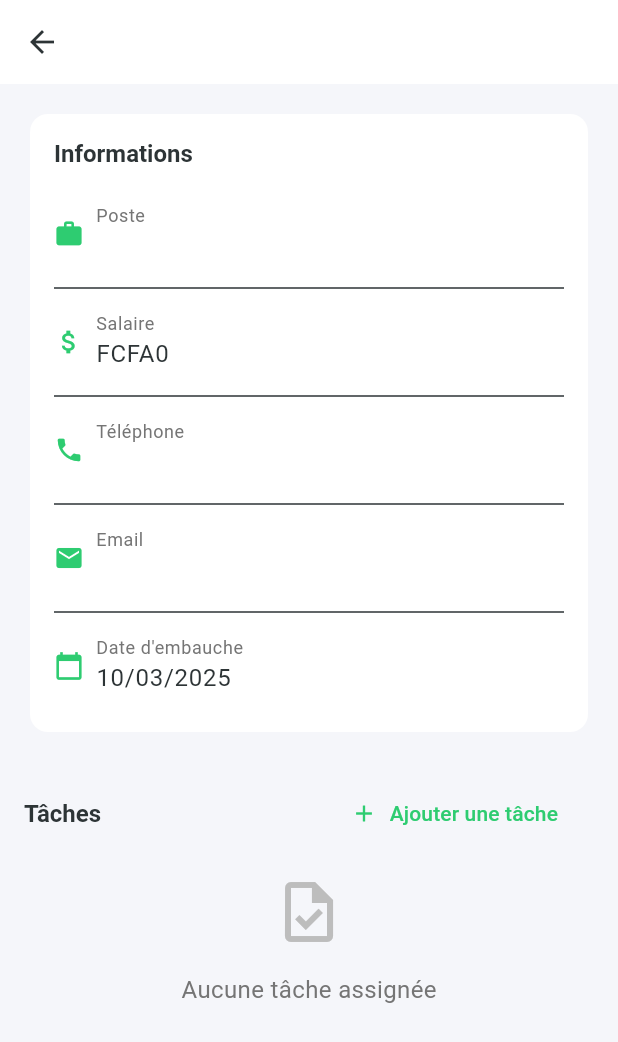
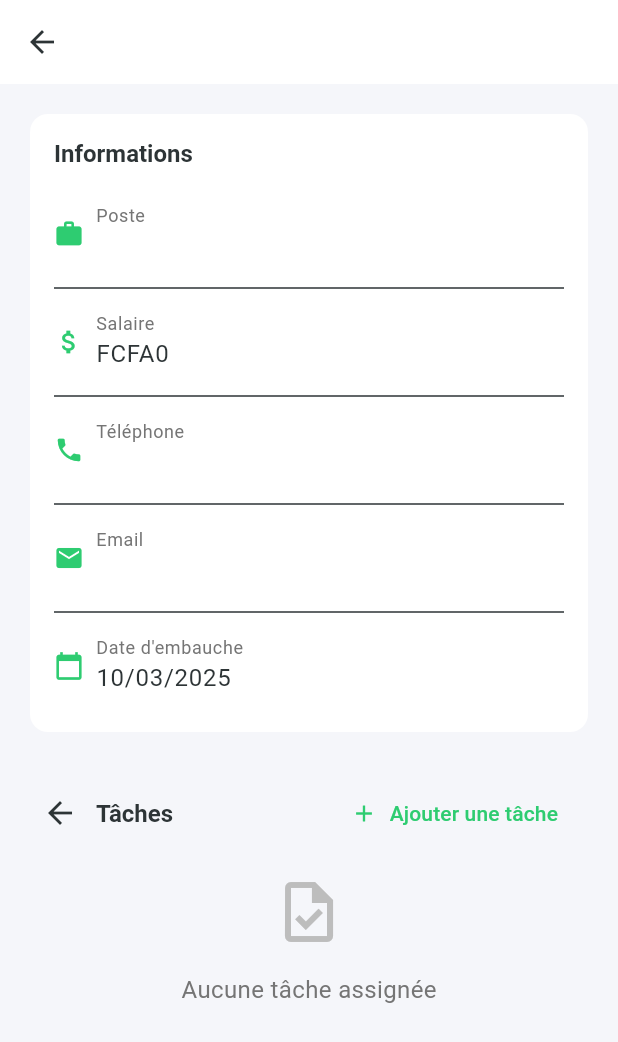
Before and after one commit to sabiski/agritech, a Flutter app: the EmployeeDetailView screen opened directly with empty values, on a phone screen of 412 x 824 dp. Shown: the top 1042 px of the screen. Run offline on Flutter 3.47's test engine with Material 3 defaults, Android fonts, the phone set to English and light mode, and no system bars; our stand-ins replace fl_chart, get, get_storage, google_fonts, image_picker, shared_preferences and 2 more; accounts and stored records are empty.

Commit message:
task emp

```diff
--- a/lib/app/modules/employee/views/widgets/employee_tasks.dart
+++ b/lib/app/modules/employee/views/widgets/employee_tasks.dart
@@ -60,9 +60,18 @@ class EmployeeTasks extends StatelessWidget {
         Row(
           mainAxisAlignment: MainAxisAlignment.spaceBetween,
           children: [
-            Text(
-              'Tâches',
-              style: Theme.of(context).textTheme.titleLarge,
+            Row(
+              children: [
+                IconButton(
+                  icon: const Icon(Icons.arrow_back),
+                  onPressed: () => Get.back(),
+                  tooltip: 'Retour',
+                ),
+                Text(
+                  'Tâches',
+                  style: Theme.of(context).textTheme.titleLarge,
+                ),
+              ],
             ),
             TextButton.icon(
               onPressed: () => _showAddTaskDialog(context),
```
